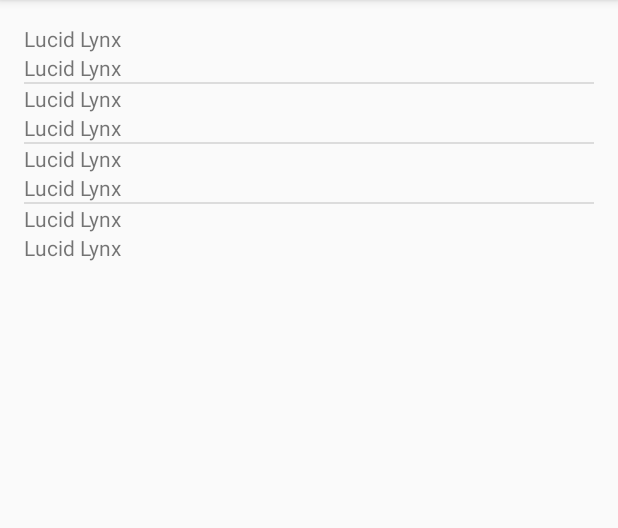
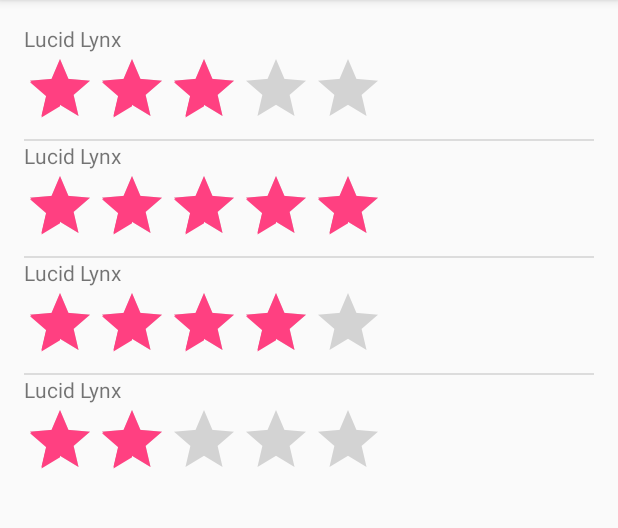
Before and after one commit to josubarrientos/BILBAPP_ANDROID, an Android app: the InfoActivity screen opened directly, with no data from a screen before it, on a phone screen of 412 x 824 dp, the part 84-612 px from its top. Run offline under Robolectric (Android 15) with nearby library versions, the phone set to English and light mode, and no system bars.

Commit message:
updated view to show rating

```diff
--- a/BILBAPP/app/src/main/java/com/example/jbarrientos/bilbapp/InfoActivity.java
+++ b/BILBAPP/app/src/main/java/com/example/jbarrientos/bilbapp/InfoActivity.java
@@ -30,16 +30,16 @@ public class InfoActivity extends AppCompatActivity {
                 new ArrayList<Sitios>();
 
         versiones.add(
-                new Sitios("Lucid Lynx", "Lucid Lynx"));
+                new Sitios("Lucid Lynx", 3));
 
         versiones.add(
-                new Sitios("Lucid Lynx", "Lucid Lynx"));
+                new Sitios("Lucid Lynx", 5));
 
         versiones.add(
-                new Sitios("Lucid Lynx", "Lucid Lynx"));
+                new Sitios("Lucid Lynx", 4));
 
         versiones.add(
-                new Sitios("Lucid Lynx", "Lucid Lynx"));
+                new Sitios("Lucid Lynx", 2));
 
         StaticSitiosAdapter adaptador = new StaticSitiosAdapter(this, versiones);
         //setListAdapter(adaptador);
--- a/BILBAPP/app/src/main/java/com/example/jbarrientos/bilbapp/Sitios.java
+++ b/BILBAPP/app/src/main/java/com/example/jbarrientos/bilbapp/Sitios.java
@@ -7,9 +7,9 @@ package com.example.jbarrientos.bilbapp;
 public class Sitios {
 
     private String nombre;
-    private String calificacion;
+    private int calificacion;
 
-    public Sitios(String nombre, String calificacion) {
+    public Sitios(String nombre, int calificacion) {
         this.nombre = nombre;
         this.calificacion = calificacion;
     }
@@ -18,8 +18,8 @@ public class Sitios {
 
     public String getNombre() { return nombre; }
 
-    public void setCalificacion(String calificacion) { this.calificacion = calificacion; }
+    public void setCalificacion(int calificacion) { this.calificacion = calificacion; }
 
-    public String getCalificacion() { return calificacion; }
+    public int getCalificacion() { return calificacion; }
 
 }
--- a/BILBAPP/app/src/main/java/com/example/jbarrientos/bilbapp/StaticSitiosAdapter.java
+++ b/BILBAPP/app/src/main/java/com/example/jbarrientos/bilbapp/StaticSitiosAdapter.java
@@ -12,14 +12,12 @@ import android.view.LayoutInflater;
 import android.view.View;
 import android.view.ViewGroup;
 import android.widget.BaseAdapter;
-import android.widget.ImageView;
 import android.widget.RatingBar;
 import android.widget.TextView;
 
 public class StaticSitiosAdapter extends BaseAdapter{
 
     private ArrayList<Sitios> listSitios;
-    private LayoutInflater lInflater;
     protected Activity activity;
 
     public StaticSitiosAdapter(Activity activity, ArrayList<Sitios> sitios) {
@@ -31,10 +29,10 @@ public class StaticSitiosAdapter extends BaseAdapter{
     public int getCount() { return listSitios.size(); }
 
     @Override
-    public Object getItem(int arg0) { return listSitios.get(arg0); }
+    public Object getItem(int position) { return listSitios.get(position); }
 
     @Override
-    public long getItemId(int arg0) { return arg0; }
+    public long getItemId(int position) { return position; }
 
     @Override
     public View getView(int position, View convertView, ViewGroup parent) {
@@ -47,12 +45,11 @@ public class StaticSitiosAdapter extends BaseAdapter{
         }
 
         Sitios sitio= listSitios.get(position);
-        Sitios dir= listSitios.get(position);
 
         TextView nombreSitio = (TextView) v.findViewById(R.id.nombreSitio);
         nombreSitio.setText(sitio.getNombre());
-        TextView califSitio = (TextView) v.findViewById(R.id.calificacionSitio);
-        califSitio.setText(sitio.getCalificacion());
+        RatingBar califSitio = (RatingBar) v.findViewById(R.id.calificacionSitio);
+        califSitio.setRating(sitio.getCalificacion());
 
         return v;
     }
--- a/BILBAPP/app/src/main/res/layout/static_sitio_layout.xml
+++ b/BILBAPP/app/src/main/res/layout/static_sitio_layout.xml
@@ -9,7 +9,7 @@
         android:layout_height="wrap_content"
         android:id="@+id/nombreSitio" />
 
-    <TextView
+    <RatingBar
         android:text="TextView"
         android:layout_width="match_parent"
         android:layout_height="wrap_content"
```
